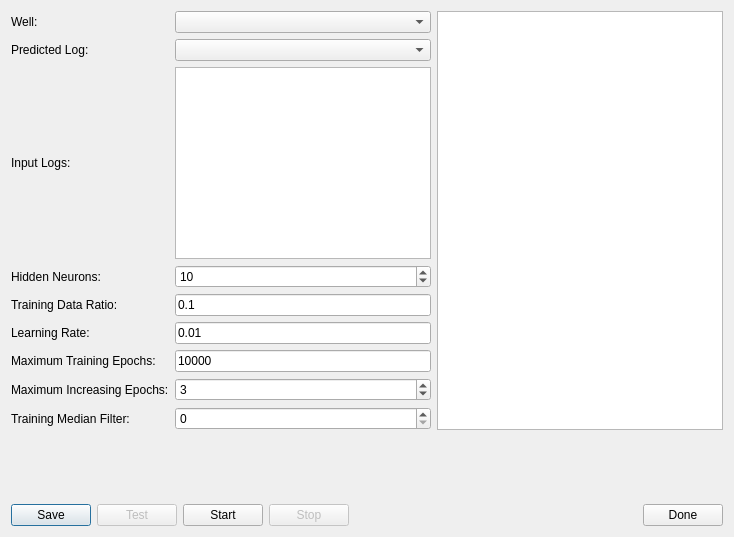
Above: prozess/nnlogtrainer.ui from fsoos74/su before the change. Below: the same form after it.
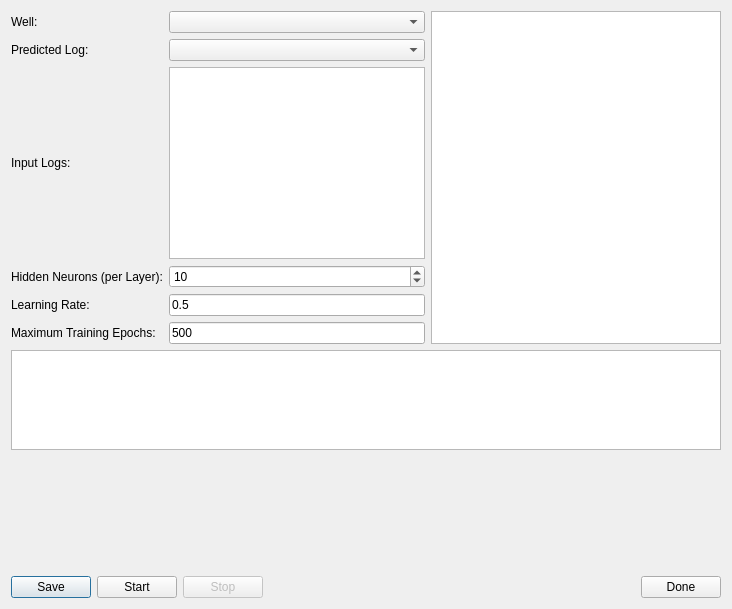
That is the form after the change.

```diff
--- a/prozess/nnlogtrainer.ui
+++ b/prozess/nnlogtrainer.ui
@@ -6,8 +6,8 @@
    <rect>
     <x>0</x>
     <y>0</y>
-    <width>734</width>
-    <height>537</height>
+    <width>732</width>
+    <height>609</height>
    </rect>
   </property>
   <property name="windowTitle">
@@ -18,34 +18,17 @@
     <layout class="QHBoxLayout" name="horizontalLayout_2">
      <item>
       <layout class="QGridLayout" name="gridLayout">
-       <item row="9" column="0">
-        <widget class="QLabel" name="label_4">
+       <item row="5" column="0">
+        <widget class="QLabel" name="label_7">
          <property name="text">
-          <string>Maximum Increasing Epochs:</string>
+          <string>Learning Rate:</string>
          </property>
         </widget>
        </item>
-       <item row="8" column="0">
-        <widget class="QLabel" name="label_6">
+       <item row="5" column="1">
+        <widget class="QLineEdit" name="leLearningRate">
          <property name="text">
-          <string>Maximum Training Epochs:</string>
-         </property>
-        </widget>
-       </item>
-       <item row="8" column="1">
-        <widget class="QLineEdit" name="leTrainingEpochs">
-         <property name="text">
-          <string>10000</string>
-         </property>
-        </widget>
-       </item>
-       <item row="1" column="1">
-        <widget class="QComboBox" name="cbPredicted"/>
-       </item>
-       <item row="2" column="1">
-        <widget class="QListWidget" name="lwInput">
-         <property name="selectionMode">
-          <enum>QAbstractItemView::ExtendedSelection</enum>
+          <string>0.5</string>
          </property>
         </widget>
        </item>
@@ -56,52 +39,34 @@
          </property>
         </widget>
        </item>
-       <item row="2" column="0">
-        <widget class="QLabel" name="label_2">
+       <item row="6" column="1">
+        <widget class="QLineEdit" name="leTrainingEpochs">
          <property name="text">
-          <string>Input Logs:</string>
+          <string>500</string>
          </property>
         </widget>
        </item>
        <item row="0" column="1">
         <widget class="QComboBox" name="cbWell"/>
        </item>
-       <item row="4" column="0">
+       <item row="3" column="0">
         <widget class="QLabel" name="label_8">
          <property name="text">
-          <string>Hidden Neurons:</string>
+          <string>Hidden Neurons (per Layer):</string>
          </property>
         </widget>
        </item>
-       <item row="5" column="0">
-        <widget class="QLabel" name="label_5">
-         <property name="text">
-          <string>Training Data Ratio:</string>
-         </property>
-        </widget>
+       <item row="1" column="1">
+        <widget class="QComboBox" name="cbPredicted"/>
        </item>
-       <item row="5" column="1">
-        <widget class="QLineEdit" name="leTrainingRatio">
+       <item row="1" column="0">
+        <widget class="QLabel" name="label_3">
          <property name="text">
-          <string>0.1</string>
+          <string>Predicted Log:</string>
          </property>
         </widget>
        </item>
-       <item row="7" column="0">
-        <widget class="QLabel" name="label_7">
-         <property name="text">
-          <string>Learning Rate:</string>
-         </property>
-        </widget>
-       </item>
-       <item row="7" column="1">
-        <widget class="QLineEdit" name="leLearningRate">
-         <property name="text">
-          <string>0.01</string>
-         </property>
-        </widget>
-       </item>
-       <item row="4" column="1">
+       <item row="3" column="1">
         <widget class="QSpinBox" name="sbNeurons">
          <property name="minimum">
           <number>1</number>
@@ -114,40 +79,24 @@
          </property>
         </widget>
        </item>
-       <item row="1" column="0">
-        <widget class="QLabel" name="label_3">
-         <property name="text">
-          <string>Predicted Log:</string>
+       <item row="2" column="1">
+        <widget class="QListWidget" name="lwInputs">
+         <property name="selectionMode">
+          <enum>QAbstractItemView::ExtendedSelection</enum>
          </property>
         </widget>
        </item>
-       <item row="9" column="1">
-        <widget class="QSpinBox" name="sbIncreasingEpochs">
-         <property name="minimum">
-          <number>1</number>
-         </property>
-         <property name="value">
-          <number>3</number>
-         </property>
-        </widget>
-       </item>
-       <item row="10" column="0">
-        <widget class="QLabel" name="label_9">
+       <item row="6" column="0">
+        <widget class="QLabel" name="label_6">
          <property name="text">
-          <string>Training Median Filter:</string>
+          <string>Maximum Training Epochs:</string>
          </property>
         </widget>
        </item>
-       <item row="10" column="1">
-        <widget class="QSpinBox" name="sbMedianFilter">
-         <property name="enabled">
-          <bool>true</bool>
-         </property>
-         <property name="minimum">
-          <number>0</number>
-         </property>
-         <property name="value">
-          <number>0</number>
+       <item row="2" column="0">
+        <widget class="QLabel" name="label_2">
+         <property name="text">
+          <string>Input Logs:</string>
          </property>
         </widget>
        </item>
@@ -162,6 +111,16 @@
      </item>
     </layout>
    </item>
+   <item>
+    <widget class="QGraphicsView" name="gvError">
+     <property name="maximumSize">
+      <size>
+       <width>16777215</width>
+       <height>100</height>
+      </size>
+     </property>
+    </widget>
+   </item>
    <item>
     <spacer name="verticalSpacer">
      <property name="orientation">
@@ -187,16 +146,6 @@
        </property>
       </widget>
      </item>
-     <item>
-      <widget class="QPushButton" name="pbTest">
-       <property name="enabled">
-        <bool>false</bool>
-       </property>
-       <property name="text">
-        <string>Test</string>
-       </property>
-      </widget>
-     </item>
      <item>
       <widget class="QPushButton" name="pbRun">
        <property name="enabled">
```
